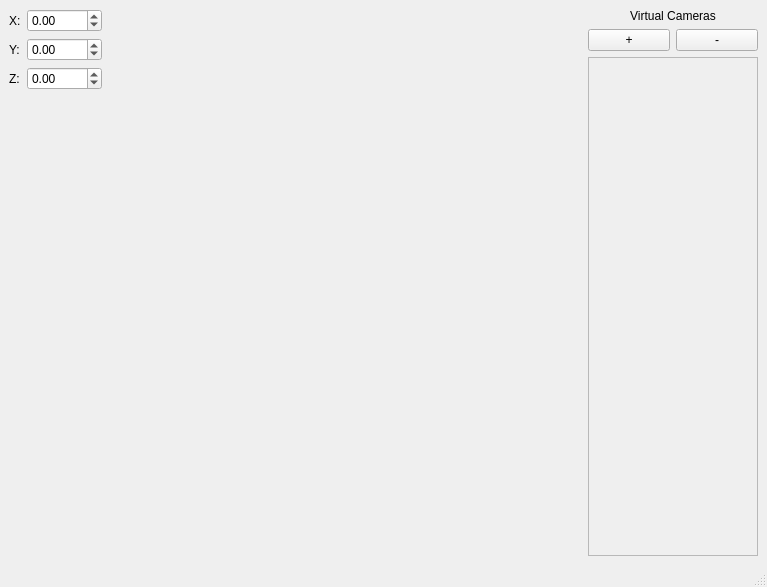
First picture: the form in RPIMoCap/RPIMoCapClient/src/SimClient/mainwindow.ui, repository kaajo/RPIMoCap, before the edit.
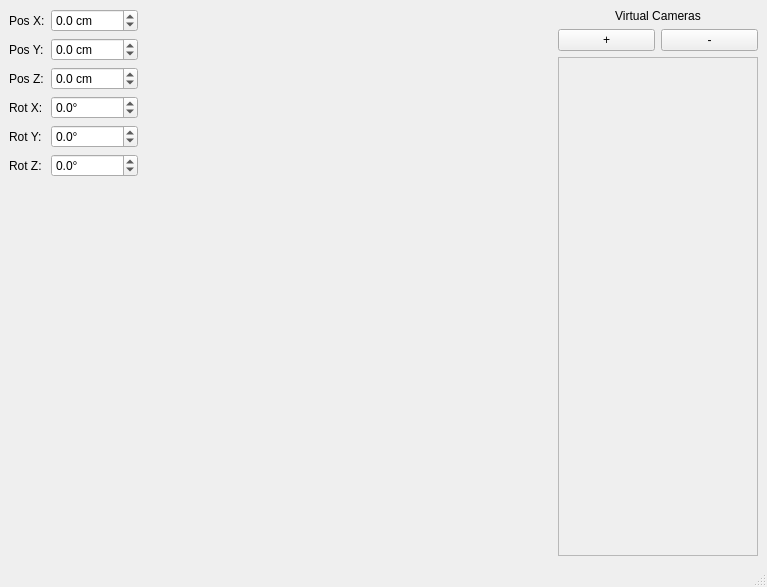
Second picture: the form after the edit.

Commit message: Added rotation to VirtualWand simulation

Diff of the .ui file:
```diff
--- a/RPIMoCap/RPIMoCapClient/src/SimClient/mainwindow.ui
+++ b/RPIMoCap/RPIMoCapClient/src/SimClient/mainwindow.ui
@@ -23,26 +23,32 @@
       <item row="0" column="0">
        <widget class="QLabel" name="label">
         <property name="text">
-         <string>X:</string>
+         <string>Pos X:</string>
         </property>
        </widget>
       </item>
       <item row="1" column="0">
        <widget class="QLabel" name="label_2">
         <property name="text">
-         <string>Y:</string>
+         <string>Pos Y:</string>
         </property>
        </widget>
       </item>
       <item row="2" column="0">
        <widget class="QLabel" name="label_3">
         <property name="text">
-         <string>Z:</string>
+         <string>Pos Z:</string>
         </property>
        </widget>
       </item>
       <item row="0" column="1">
        <widget class="QDoubleSpinBox" name="valuex">
+        <property name="suffix">
+         <string> cm</string>
+        </property>
+        <property name="decimals">
+         <number>1</number>
+        </property>
         <property name="minimum">
          <double>-1000.000000000000000</double>
         </property>
@@ -53,6 +59,12 @@
       </item>
       <item row="1" column="1">
        <widget class="QDoubleSpinBox" name="valuey">
+        <property name="suffix">
+         <string> cm</string>
+        </property>
+        <property name="decimals">
+         <number>1</number>
+        </property>
         <property name="minimum">
          <double>-1000.000000000000000</double>
         </property>
@@ -63,6 +75,12 @@
       </item>
       <item row="2" column="1">
        <widget class="QDoubleSpinBox" name="valuez">
+        <property name="suffix">
+         <string> cm</string>
+        </property>
+        <property name="decimals">
+         <number>1</number>
+        </property>
         <property name="minimum">
          <double>-1000.000000000000000</double>
         </property>
@@ -71,6 +89,84 @@
         </property>
        </widget>
       </item>
+      <item row="3" column="0">
+       <widget class="QLabel" name="label_5">
+        <property name="text">
+         <string>Rot X:</string>
+        </property>
+       </widget>
+      </item>
+      <item row="4" column="0">
+       <widget class="QLabel" name="label_6">
+        <property name="text">
+         <string>Rot Y:</string>
+        </property>
+       </widget>
+      </item>
+      <item row="5" column="0">
+       <widget class="QLabel" name="label_7">
+        <property name="text">
+         <string>Rot Z:</string>
+        </property>
+       </widget>
+      </item>
+      <item row="3" column="1">
+       <widget class="QDoubleSpinBox" name="rotX">
+        <property name="suffix">
+         <string>°</string>
+        </property>
+        <property name="decimals">
+         <number>1</number>
+        </property>
+        <property name="minimum">
+         <double>-180.000000000000000</double>
+        </property>
+        <property name="maximum">
+         <double>180.000000000000000</double>
+        </property>
+        <property name="singleStep">
+         <double>5.000000000000000</double>
+        </property>
+       </widget>
+      </item>
+      <item row="4" column="1">
+       <widget class="QDoubleSpinBox" name="rotY">
+        <property name="suffix">
+         <string>°</string>
+        </property>
+        <property name="decimals">
+         <number>1</number>
+        </property>
+        <property name="minimum">
+         <double>-180.000000000000000</double>
+        </property>
+        <property name="maximum">
+         <double>180.000000000000000</double>
+        </property>
+        <property name="singleStep">
+         <double>5.000000000000000</double>
+        </property>
+       </widget>
+      </item>
+      <item row="5" column="1">
+       <widget class="QDoubleSpinBox" name="rotZ">
+        <property name="suffix">
+         <string>°</string>
+        </property>
+        <property name="decimals">
+         <number>1</number>
+        </property>
+        <property name="minimum">
+         <double>-180.000000000000000</double>
+        </property>
+        <property name="maximum">
+         <double>180.000000000000000</double>
+        </property>
+        <property name="singleStep">
+         <double>5.000000000000000</double>
+        </property>
+       </widget>
+      </item>
      </layout>
     </item>
     <item>
@@ -123,7 +219,7 @@
        <widget class="QScrollArea" name="scrollArea">
         <property name="minimumSize">
          <size>
-          <width>170</width>
+          <width>200</width>
           <height>0</height>
          </size>
         </property>
@@ -147,7 +243,7 @@
           <rect>
            <x>0</x>
            <y>0</y>
-           <width>168</width>
+           <width>198</width>
            <height>468</height>
           </rect>
          </property>
```
The commit also changes 1 other file.
